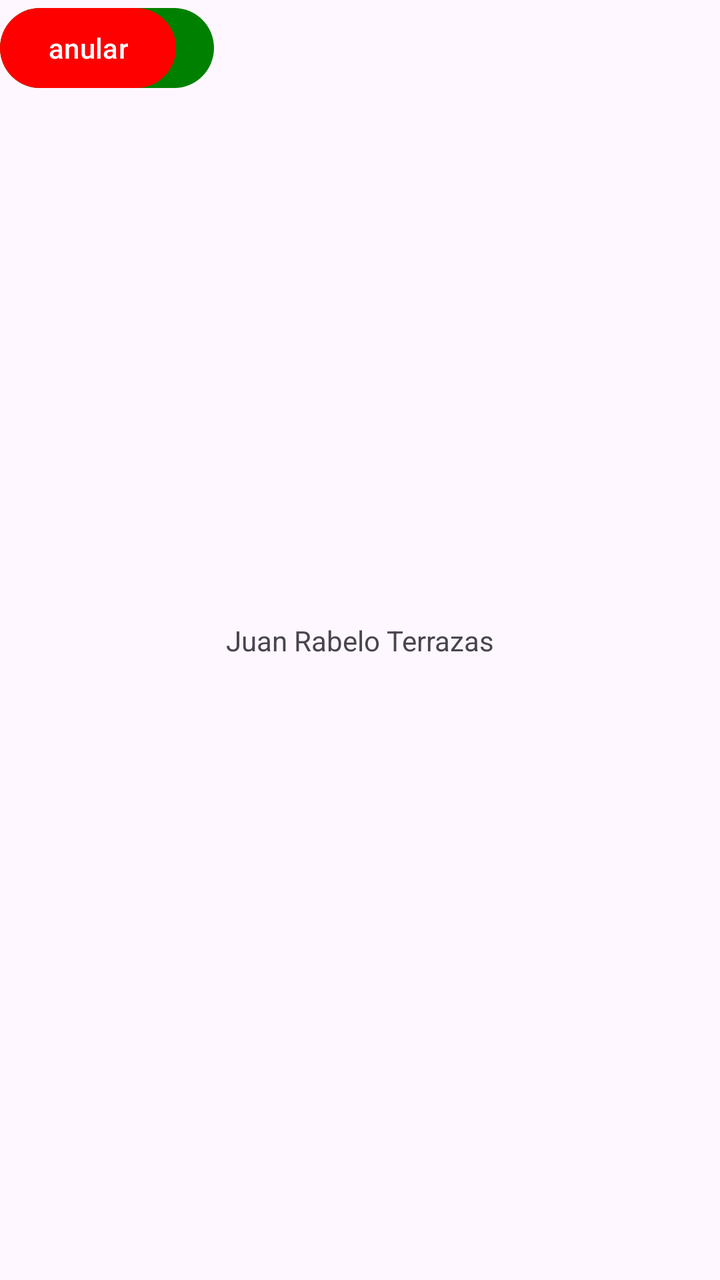
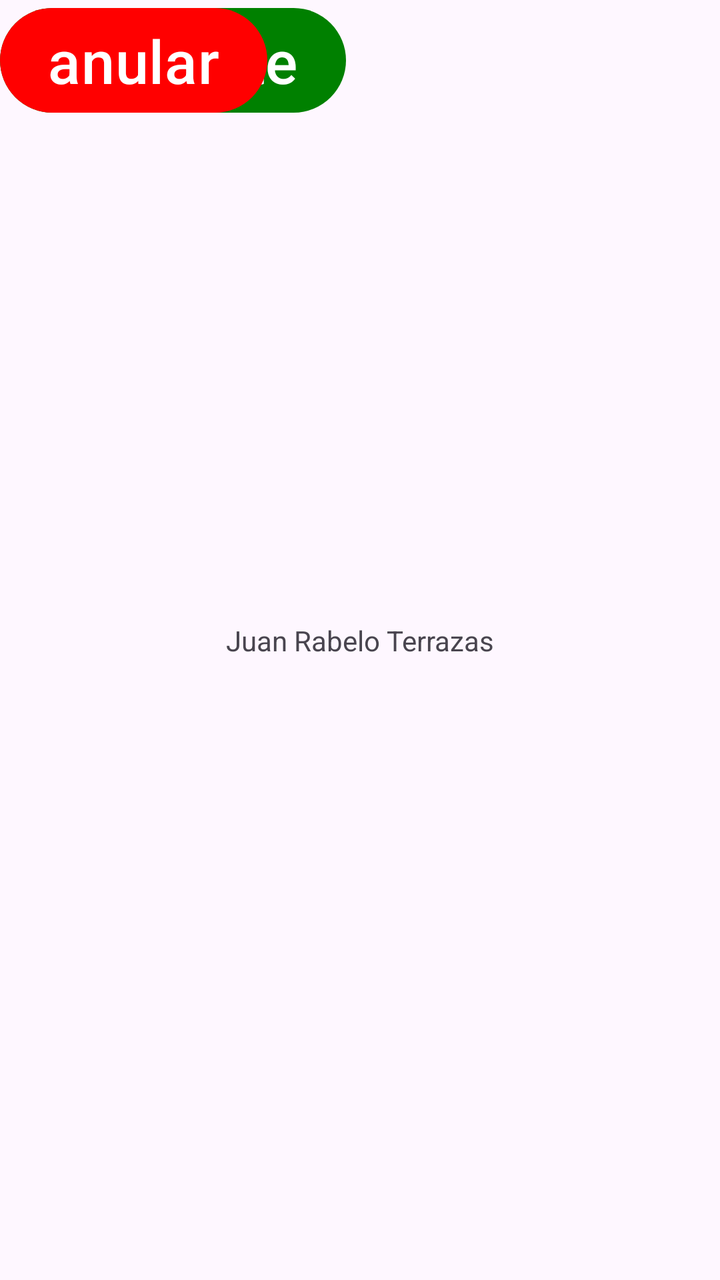

Screens rendered from an Android XML layout before and after an edit, with the pre-edit source and the edit as a unified diff.
<!-- AndroidManifest.xml: application theme Theme.Recursos1 -->
<!-- res/layout/activity_main.xml -->
<?xml version="1.0" encoding="utf-8"?>
<androidx.constraintlayout.widget.ConstraintLayout xmlns:android="http://schemas.android.com/apk/res/android"
    xmlns:app="http://schemas.android.com/apk/res-auto"
    xmlns:tools="http://schemas.android.com/tools"
    android:id="@+id/main"
    android:layout_width="match_parent"
    android:layout_height="match_parent"
    tools:context=".MainActivity">

    <TextView
        android:layout_width="wrap_content"
        android:layout_height="wrap_content"
        android:text="@string/nombre1"
        app:layout_constraintBottom_toBottomOf="parent"
        app:layout_constraintEnd_toEndOf="parent"
        app:layout_constraintStart_toStartOf="parent"
        app:layout_constraintTop_toTopOf="parent" />

    <Button
        android:id="@+id/button"
        android:layout_width="wrap_content"
        android:layout_height="wrap_content"
        android:text="@string/btnSiguiente1"
        tools:layout_editor_absoluteX="256dp"
        tools:layout_editor_absoluteY="418dp"
        app:backgroundTint="@color/green"/>

    <Button
        android:id="@+id/button2"
        android:layout_width="wrap_content"
        android:layout_height="wrap_content"
        android:text="@string/btnAnular1"
        tools:layout_editor_absoluteX="83dp"
        tools:layout_editor_absoluteY="418dp"
        app:backgroundTint="@color/red"/>/>

</androidx.constraintlayout.widget.ConstraintLayout>
<!-- resources referenced by this layout -->
<resources>
  <color name="green">#008000</color>
  <color name="red">#FF0000</color>
  <string name="btnAnular1">anular</string>
  <string name="btnSiguiente1">siguiente</string>
  <string name="nombre1">Juan Rabelo Terrazas</string>
  <style name="Theme.Recursos1" parent="Base.Theme.Recursos1" />
  <style name="Base.Theme.Recursos1" parent="Theme.Material3.DayNight.NoActionBar">
          
          
      </style>
</resources>

<!-- the commit's change to res/layout/activity_main.xml (unified diff, before → after) -->
@@ -23,7 +23,9 @@
         android:text="@string/btnSiguiente1"
         tools:layout_editor_absoluteX="256dp"
         tools:layout_editor_absoluteY="418dp"
-        app:backgroundTint="@color/green"/>
+        app:backgroundTint="@color/green"
+        style="@style/estiloBotones"
+        />
 
     <Button
         android:id="@+id/button2"
@@ -32,6 +34,8 @@
         android:text="@string/btnAnular1"
         tools:layout_editor_absoluteX="83dp"
         tools:layout_editor_absoluteY="418dp"
-        app:backgroundTint="@color/red"/>/>
+        app:backgroundTint="@color/red"
+        style="@style/estiloBotones"
+        />
 
 </androidx.constraintlayout.widget.ConstraintLayout>
<!-- resource entries referenced after the edit -->
@@ -5,6 +5,11 @@
   <string name="btnAnular1">anular</string>
   <string name="btnSiguiente1">siguiente</string>
   <string name="nombre1">Juan Rabelo Terrazas</string>
+  <style name="estiloBotones">
+          <item name="android:layout_width"> 25dp</item>
+          <item name="android:layout_height"> 25dp</item>
+          <item name="android:textSize"> 30sp</item>
+      </style>
   <style name="Theme.Recursos1" parent="Base.Theme.Recursos1" />
   <style name="Base.Theme.Recursos1" parent="Theme.Material3.DayNight.NoActionBar">
           
